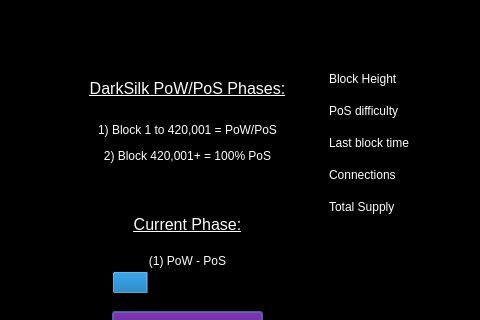
Before: the Qt Designer form src/qt/forms/statisticspage.ui in waffle-iron/DarkSilk-Release-Candidate, drawn with Qt 5; both pictures show x 0 to 480 and y 0 to 320 of the 681 by 505 pixel window.
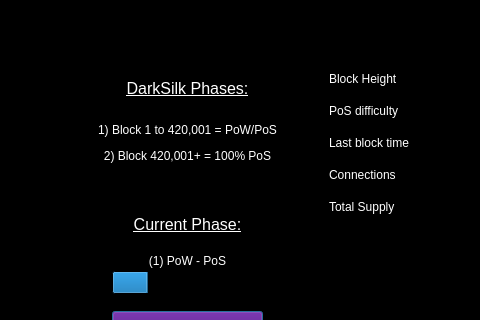
After: the same form once the commit is applied.

The edit to the form file:
```diff
--- a/src/qt/forms/statisticspage.ui
+++ b/src/qt/forms/statisticspage.ui
@@ -2412,7 +2412,7 @@
        <bool>false</bool>
       </property>
       <property name="text">
-       <string>&lt;html&gt;&lt;head/&gt;&lt;body&gt;&lt;p align=&quot;center&quot;&gt;&lt;span style=&quot; font-size:12pt; text-decoration: underline; color:#ffffff;&quot;&gt;DarkSilk PoW/PoS Phases:&lt;/span&gt;&lt;span style=&quot; color:#ffffff;&quot;&gt;&lt;br/&gt;&lt;/span&gt;&lt;/p&gt;&lt;p align=&quot;center&quot;&gt;&lt;span style=&quot; color:#ffffff;&quot;&gt;1) Block 1 to 420,001 = PoW/PoS&lt;/span&gt;&lt;/p&gt;&lt;p align=&quot;center&quot;&gt;&lt;span style=&quot; color:#ffffff;&quot;&gt;2) Block 420,001+ = 100% PoS&lt;/span&gt;&lt;/p&gt;&lt;p align=&quot;center&quot;&gt;&lt;br/&gt;&lt;/p&gt;&lt;p align=&quot;center&quot;&gt;&lt;span style=&quot; font-size:12pt; text-decoration: underline; color:#ffffff;&quot;&gt;Current Phase:&lt;/span&gt;&lt;/p&gt;&lt;/body&gt;&lt;/html&gt;</string>
+       <string>&lt;html&gt;&lt;head/&gt;&lt;body&gt;&lt;p align=&quot;center&quot;&gt;&lt;span style=&quot; font-size:12pt; text-decoration: underline; color:#ffffff;&quot;&gt;DarkSilk Phases:&lt;/span&gt;&lt;span style=&quot; color:#ffffff;&quot;&gt;&lt;br/&gt;&lt;/span&gt;&lt;/p&gt;&lt;p align=&quot;center&quot;&gt;&lt;span style=&quot; color:#ffffff;&quot;&gt;1) Block 1 to 420,001 = PoW/PoS&lt;/span&gt;&lt;/p&gt;&lt;p align=&quot;center&quot;&gt;&lt;span style=&quot; color:#ffffff;&quot;&gt;2) Block 420,001+ = 100% PoS&lt;/span&gt;&lt;/p&gt;&lt;p align=&quot;center&quot;&gt;&lt;br/&gt;&lt;/p&gt;&lt;p align=&quot;center&quot;&gt;&lt;span style=&quot; font-size:12pt; text-decoration: underline; color:#ffffff;&quot;&gt;Current Phase:&lt;/span&gt;&lt;/p&gt;&lt;/body&gt;&lt;/html&gt;</string>
       </property>
      </widget>
      <widget class="QProgressBar" name="progressBar">
```
